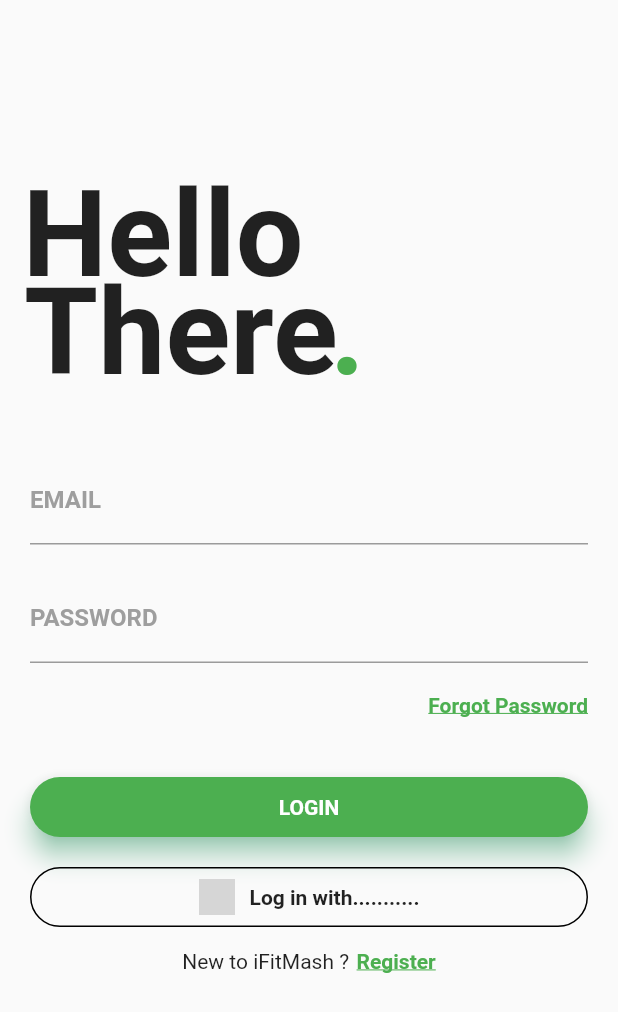
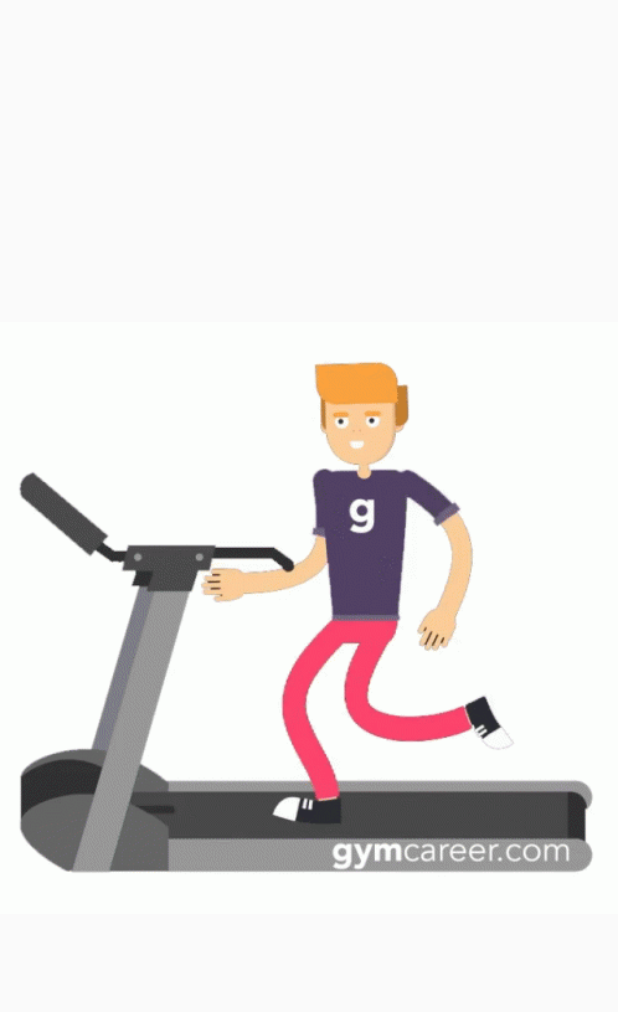
Before and after one commit to lincolnkushwah009/ifitmash, a Flutter app: the first screen one second after launch, on a phone screen of 412 x 824 dp. Shown: the top 1012 px of the screen. Run offline on Flutter 3.47's test engine with Material 2 defaults, Android fonts, the phone set to English and light mode, and no system bars; our stand-ins replace font_awesome_flutter; missing offline and left inert: fit_kit; Roboto replaces fonts that are missing (Montserrat); grey boxes are pictures that could not be loaded.

Commit message:
splash screen

```diff
--- /dev/null
+++ b/lib/components/splashScreen.dart
@@ -0,0 +1,34 @@
+import 'dart:async';
+
+import 'package:flutter/material.dart';
+
+class SplashScreen extends StatefulWidget {
+  @override
+  _SplashScreenState createState() => new _SplashScreenState();
+}
+
+class _SplashScreenState extends State<SplashScreen> {
+  startTime() async {
+    var _duration = new Duration(seconds: 4);
+    return new Timer(_duration, navigationPage);
+  }
+
+  void navigationPage() {
+    Navigator.of(context).pushReplacementNamed('/Login');
+  }
+
+  @override
+  void initState() {
+    super.initState();
+    startTime();
+  }
+
+  @override
+  Widget build(BuildContext context) {
+    return new Scaffold(
+      body: new Center(
+        child: new Image.asset('assets/tenor.gif'),
+      ),
+    );
+  }
+}
--- a/lib/screens/login.dart
+++ b/lib/login.dart
@@ -3,7 +3,7 @@
 
 
 
-import 'signUp.dart';
+import 'screens/signUp.dart';
 
 
 
--- a/lib/main.dart
+++ b/lib/main.dart
@@ -1,7 +1,11 @@
 import 'package:flutter/material.dart';
-import 'screens/login.dart';
+import 'login.dart';
+import 'package:ifitmash/components/splashScreen.dart';
 void main(){
   runApp(new MaterialApp(
-    home: new Login(),
+    home: new SplashScreen(),
+    routes: <String, WidgetBuilder>{
+      '/Login': (BuildContext context) => new Login()
+    },
   ));
 }
--- a/pubspec.yaml
+++ b/pubspec.yaml
@@ -36,6 +36,8 @@
 
 # The following section is specific to Flutter.
 flutter:
+  assets:
+    - assets/
 
   # The following line ensures that the Material Icons font is
   # included with your application, so that you can use the icons in
```
Also changed, not shown: assets/tenor.gif (added), 2 other files.
